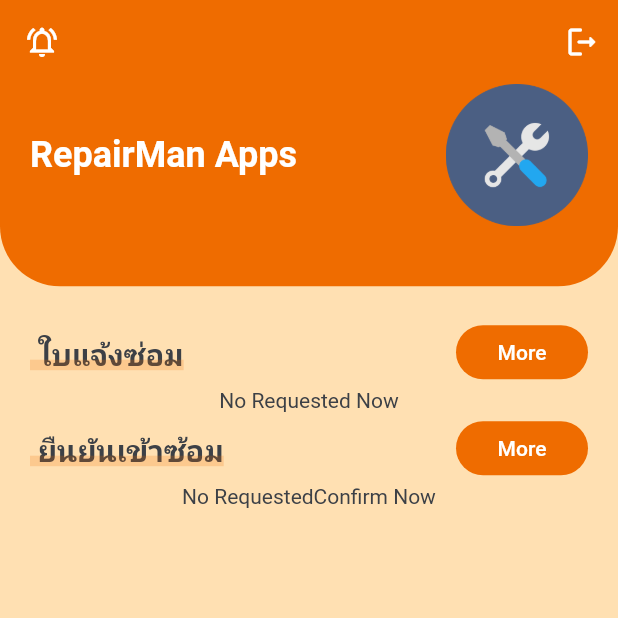
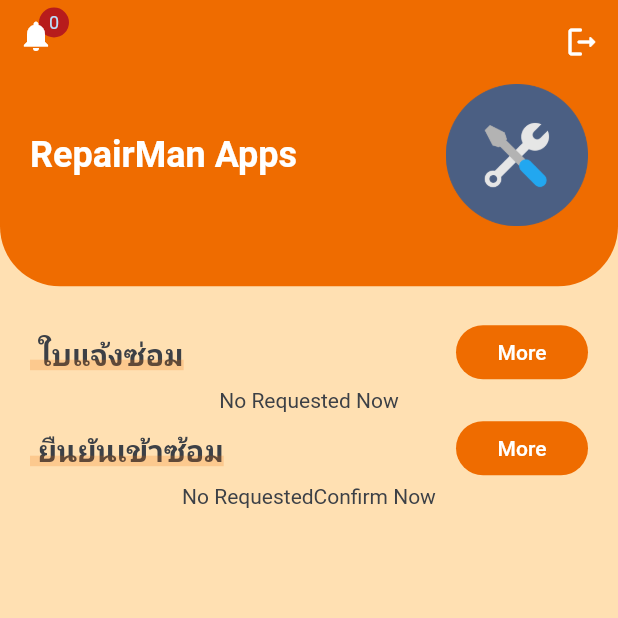
Before and after one commit to oilkook/project_app-main, a Flutter app: the HomeScreen screen opened directly, on a phone screen of 412 x 824 dp, the top half of it. Run offline on Flutter 3.47's test engine with Material 2 defaults, Android fonts, the phone set to English and light mode, and no system bars; drawn by our look-alikes of pull_to_refresh; our stand-ins replace cached_network_image, dio, firebase_auth, firebase_core, flutter_local_notifications, flutter_spinkit and 4 more; missing offline and left inert: gsheets, mailer; accounts and stored records are empty; network calls fail; Roboto replaces fonts that are missing (Kanit); key blocks and very long unbroken strings in the code were emptied for the run.

Commit message:
notification count

```diff
--- a/lib/Screens/home/home_screen.dart
+++ b/lib/Screens/home/home_screen.dart
@@ -1,6 +1,8 @@
 import 'package:flutter/material.dart';
 import 'package:flutter/services.dart';
 import 'package:project_app/Screens/home/components/body.dart';
+import 'package:project_app/Screens/noti/latest_noti.dart';
+import 'package:project_app/actions/ActionGet.dart';
 import 'package:project_app/actions/ActionSheet.dart';
 import 'package:project_app/constants.dart';
 import 'package:project_app/login/LoginPage.dart';
@@ -23,6 +25,8 @@ class _HomeScreenState extends State<HomeScreen> {
   }
 
   initialAction() async {
+
+    ActionGet.getSheetData(context: context);
     final provider = Provider.of<HomePageProvider>(context, listen: false);
     provider.fetchRequestStatus();
     provider.fetchConfirmStatus();
@@ -31,7 +35,6 @@ class _HomeScreenState extends State<HomeScreen> {
   }
 
   _onRefresh() async {
-
     await initialAction();
 
     _controller.refreshCompleted();
@@ -39,19 +42,33 @@ class _HomeScreenState extends State<HomeScreen> {
 
   @override
   Widget build(BuildContext context) {
+    return Consumer<HomePageProvider>(builder: (context, provider, child) {
       return Scaffold(
           backgroundColor: Colors.orange[100],
+          appBar: AppBar(
+            backgroundColor: kPrimaryColor,
+            elevation: 0,
+            leading: Stack(
+              children: [
+                Positioned(
+                  top: 5,
+                  right: 10,
+                  child: CircleAvatar(
+                    backgroundColor: Colors.red[900],
+                      radius: 10,
+                      child: Text(
+                        '${provider.noti_count}',
+                        style: TextStyle(fontSize: 12),
+                      )),
+                ),
+                IconButton(onPressed: () async {
 
-        appBar: AppBar(
-          backgroundColor:  kPrimaryColor,
-          elevation: 0,
-          leading: IconButton(
-            icon: Icon(Icons.notifications_active_outlined, color: Colors.white),
-            onPressed: () {
-              print('Notifications');
-            },
+                  provider.clearCount();
+                  await Navigator.push(context, MaterialPageRoute(builder: (context) => LatestNoti(),));
+
+                }, icon: Icon(Icons.notifications)),
+              ],
             ),
-
             actions: [
               IconButton(
                 icon: Icon(Icons.logout_rounded, color: Colors.white),
@@ -70,19 +87,13 @@ class _HomeScreenState extends State<HomeScreen> {
           ),
           // body: Body(),
 
-        body:
-
-        SmartRefresher(
+          body: SmartRefresher(
             onRefresh: _onRefresh,
             enablePullDown: true,
             enablePullUp: true,
             controller: _controller,
             child: Body(),
-        )
-
-
-        )
-
-        ;
+          ));
+    });
   }
 }
--- a/lib/actions/ActionGet.dart
+++ b/lib/actions/ActionGet.dart
@@ -1,10 +1,15 @@
 import 'package:dio/dio.dart';
+import 'package:flutter/cupertino.dart';
+import 'package:project_app/Homepage/homepage.dart';
 import 'package:project_app/config/Urls.dart';
 import 'package:project_app/model/bill.dart';
+import 'package:project_app/provider/HomePageProvider.dart';
+import 'package:provider/provider.dart';
+import 'package:shared_preferences/shared_preferences.dart';
 
 class ActionGet {
   static Dio dio = Dio(BaseOptions(baseUrl: Urls.api));
-  static getSheetData() async {
+  static getSheetData({BuildContext context}) async {
     try {
       final response = await dio.get('');
       if (response.data != null) {
@@ -15,7 +20,23 @@ class ActionGet {
         // print(response.data);
         // print(" temp $temp");
         // print(temp.runtimeType);
-        return List.generate(response.data.length, (index) => Bill.fromJson(response.data[index]));
+
+        final SharedPreferences local = await SharedPreferences.getInstance();
+        if (context != null) {
+          if (local.getInt('count') == null) {
+            local.setInt('count', response.data.length);
+            print('${local.getInt('count')}');
+          } else {
+            print('diff : ${response.data.length - local.getInt('count')}');
+            final provider = Provider.of<HomePageProvider>(context, listen: false);
+            provider.noti_count = response.data.length - local.getInt('count');
+            provider.diff = response.data.length - local.getInt('count');
+
+          }
+        }
+
+        return List.generate(response.data.length,
+            (index) => Bill.fromJson(response.data[index]));
       } else {
         print('Data is Null');
       }
--- a/lib/main.dart
+++ b/lib/main.dart
@@ -58,7 +58,7 @@ class _AppState extends State<App> {
 
             // Once complete, show your application
             if (snapshot.connectionState == ConnectionState.done) {
-              return LoginPage();
+              return HomeScreen();
             }
 
             // Otherwise, show something whilst waiting for initialization to complete
--- a/lib/provider/HomePageProvider.dart
+++ b/lib/provider/HomePageProvider.dart
@@ -6,10 +6,15 @@ class HomePageProvider extends ChangeNotifier {
   List<Bill> requestedStatus = [];
   List<Bill> repairConfirm = [];
 
+  int noti_count = 0;
+  int diff = 0;
+
   fetchRequestStatus() async {
     final List<Bill> res = await ActionGet.getSheetData();
 
-print('res prov $res');
+
+
+    print('res prov ${res.length}');
 
     res.sort(
         (Bill a, Bill b) => b.id.compareTo(a.id));
@@ -32,4 +37,8 @@ print('res prov $res');
     this.repairConfirm = msg_1;
     notifyListeners();
   }
+  clearCount() {
+    this.noti_count = 0;
+    notifyListeners();
+  }
 }
--- a/pubspec.yaml
+++ b/pubspec.yaml
@@ -44,6 +44,7 @@ dependencies:
   pull_to_refresh: ^2.0.0
   cached_network_image: ^3.1.0+1
   gsheets: ^0.3.2
+  shared_preferences: ^2.0.13
 
 flutter_icons:
   android: true
```
Also changed, not shown: lib/Screens/noti/latest_noti.dart (added, +272 -0 lines), pubspec.lock. Lines whose indentation alone changed are shown as unchanged.
